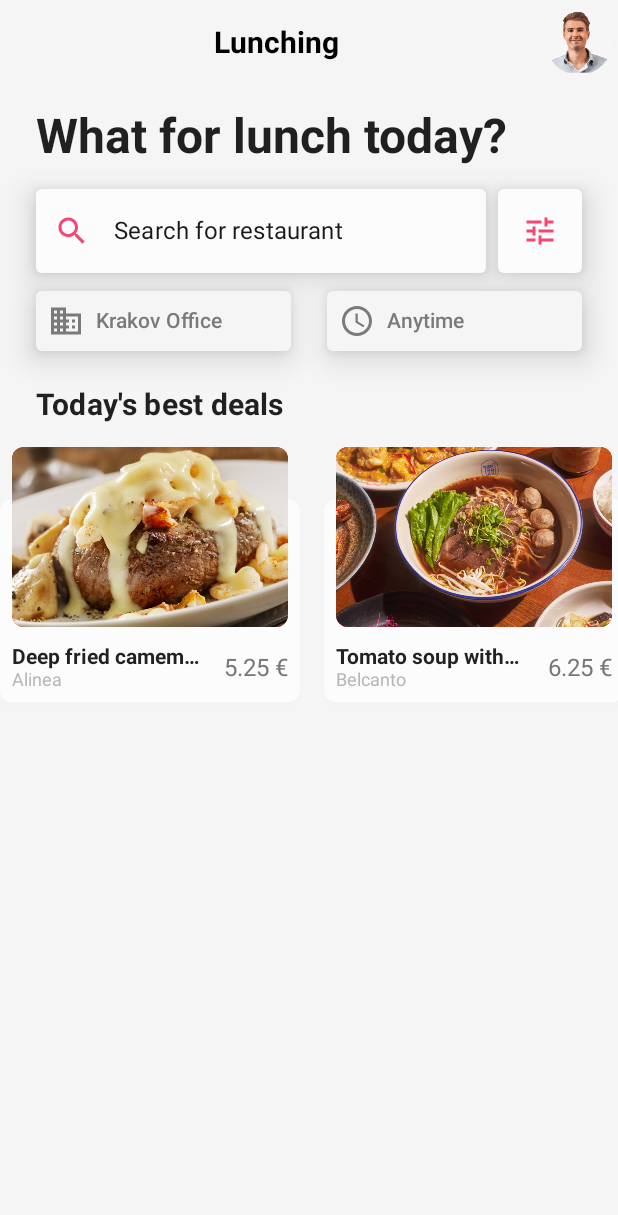
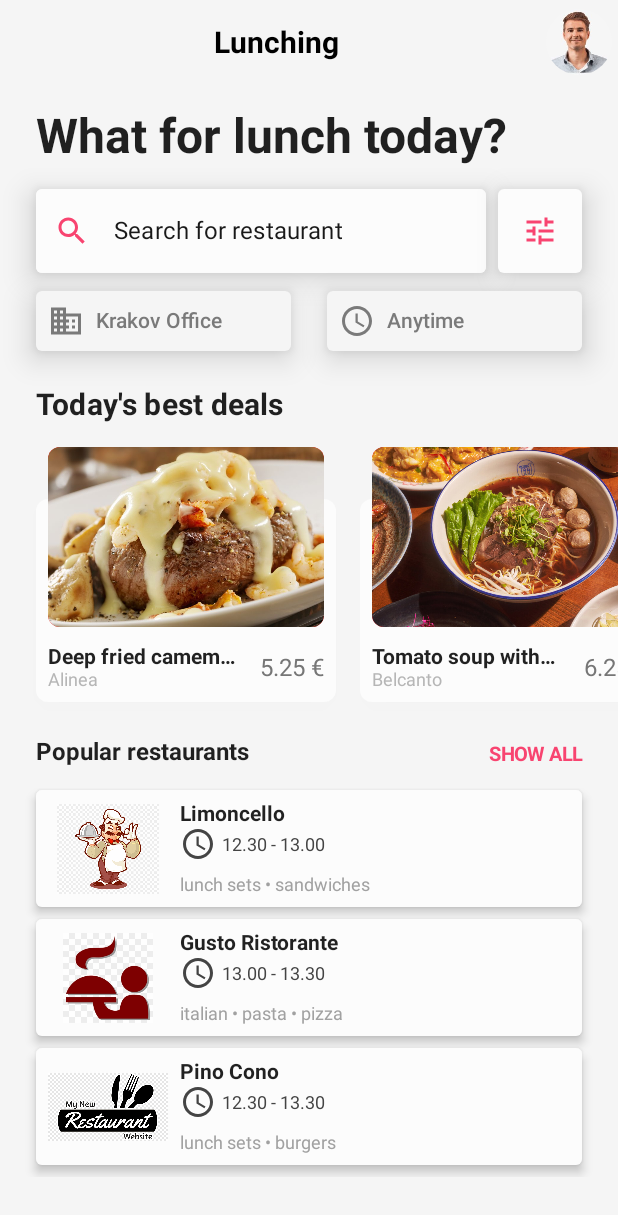
Before and after one commit to erlanamanatov/LunchApp, an Android app built with Jetpack Compose: the screen it shows after launch (MainActivity), on a phone screen of 412 x 824 dp. Shown: the top 1215 px of the screen. Run offline under Robolectric (Android 15) with nearby library versions, the phone set to English and light mode, and no system bars.

Commit message:
Add popular restaurants section

```diff
--- a/app/src/main/java/com/example/lunchapp/ui/screens/mainscreen/MainScreen.kt
+++ b/app/src/main/java/com/example/lunchapp/ui/screens/mainscreen/MainScreen.kt
@@ -11,7 +11,9 @@ import androidx.compose.ui.text.font.FontWeight
 import androidx.compose.ui.unit.dp
 import androidx.compose.ui.unit.sp
 import com.example.lunchapp.domain.data.BestDealsMock
+import com.example.lunchapp.domain.data.RestaurantsMock
 import com.example.lunchapp.ui.screens.mainscreen.components.BestDeals
+import com.example.lunchapp.ui.screens.mainscreen.components.PopularRestaurants
 import com.example.lunchapp.ui.screens.mainscreen.components.SearchComponent
 import com.example.lunchapp.ui.screens.mainscreen.components.TopBar
 import com.example.lunchapp.ui.theme.AppColors
@@ -43,8 +45,15 @@ fun MainScreen(modifier: Modifier = Modifier) {
             )
             Spacer(Modifier.height(24.dp))
             BestDeals(
-                modifier = Modifier.fillMaxWidth(),
+                modifier = Modifier
+                    .fillMaxWidth(),
                 foods = BestDealsMock.data
+            )
+            PopularRestaurants(
+                modifier = Modifier
+                    .fillMaxWidth()
+                    .padding(24.dp),
+                restaurants = RestaurantsMock.data
             )
         }
     }
--- a/app/src/main/java/com/example/lunchapp/ui/screens/mainscreen/components/BestDeals.kt
+++ b/app/src/main/java/com/example/lunchapp/ui/screens/mainscreen/components/BestDeals.kt
@@ -39,10 +39,18 @@ fun BestDeals(
             fontWeight = FontWeight.Bold
         )
         Row(Modifier.horizontalScroll(rememberScrollState())) {
-            for (food in foods) {
-                BestDealItem(food = food)
+            foods.forEachIndexed { index, food ->
+                BestDealItem(
+                    modifier = Modifier.offset(x = 24.dp),
+                    food = food
+                )
                 Spacer(Modifier.width(16.dp))
             }
+            Spacer(Modifier.width(32.dp))
+//            for (food in foods) {
+//                BestDealItem(food = food)
+//                Spacer(Modifier.width(16.dp))
+//            }
         }
     }
 }
@@ -83,7 +91,6 @@ private fun BestDealItem(
                 .height(135.dp)
                 .align(Alignment.BottomCenter),
             shape = RoundedCornerShape(corner),
-            onClick = {},
             backgroundColor = MaterialTheme.colors.surface,
             elevation = 4.dp
         ) {
@@ -109,7 +116,9 @@ private fun BestDealItem(
                             Text(
                                 text = restName,
                                 fontSize = 12.sp,
-                                color = Color(0xFFb6b6b6)
+                                color = Color(0xFFb6b6b6),
+                                maxLines = 1,
+                                overflow = TextOverflow.Ellipsis
                             )
                         }
                     }
--- /dev/null
+++ b/app/src/main/java/com/example/lunchapp/ui/screens/mainscreen/components/PopularRestaurants.kt
@@ -0,0 +1,71 @@
+package com.example.lunchapp.ui.screens.mainscreen.components
+
+import androidx.compose.foundation.layout.*
+import androidx.compose.foundation.rememberScrollState
+import androidx.compose.foundation.verticalScroll
+import androidx.compose.material.MaterialTheme
+import androidx.compose.material.Surface
+import androidx.compose.material.Text
+import androidx.compose.runtime.Composable
+import androidx.compose.ui.Alignment
+import androidx.compose.ui.Modifier
+import androidx.compose.ui.text.font.FontWeight
+import androidx.compose.ui.text.toUpperCase
+import androidx.compose.ui.tooling.preview.Preview
+import androidx.compose.ui.unit.dp
+import androidx.compose.ui.unit.sp
+import com.example.lunchapp.domain.data.RestaurantsMock
+import com.example.lunchapp.model.Restaurant
+import com.example.lunchapp.ui.theme.LunchAppTheme
+import java.util.*
+
+@Composable
+fun PopularRestaurants(
+    modifier: Modifier,
+    restaurants: List<Restaurant>
+) {
+    Column(modifier = modifier.verticalScroll(rememberScrollState())) {
+        Header()
+        Spacer(Modifier.height(16.dp))
+        for (item in restaurants) {
+            RestaurantItem(item = item, modifier = Modifier.fillMaxWidth())
+            Spacer(Modifier.height(8.dp))
+        }
+    }
+}
+
+@Composable
+private fun Header() {
+    Row(
+        Modifier.fillMaxWidth(),
+        horizontalArrangement = Arrangement.SpaceBetween,
+        verticalAlignment = Alignment.Bottom
+    ) {
+        Text(
+            text = "Popular restaurants",
+            fontWeight = FontWeight.Bold,
+            fontSize = 16.sp
+        )
+        Text(
+            text = "show all".uppercase(Locale.getDefault()),
+            color = MaterialTheme.colors.secondary,
+            fontWeight = FontWeight.Bold,
+            fontSize = 13.sp
+        )
+    }
+}
+
+@Preview
+@Composable
+fun PopularRestaurantsPreview() {
+    LunchAppTheme {
+        Surface(color = MaterialTheme.colors.background) {
+            PopularRestaurants(
+                modifier = Modifier
+                    .fillMaxWidth()
+                    .padding(24.dp),
+                restaurants = RestaurantsMock.data
+            )
+        }
+    }
+}
--- /dev/null
+++ b/app/src/main/java/com/example/lunchapp/ui/screens/mainscreen/components/RestaurantItem.kt
@@ -0,0 +1,111 @@
+package com.example.lunchapp.ui.screens.mainscreen.components
+
+import androidx.compose.foundation.Image
+import androidx.compose.foundation.border
+import androidx.compose.foundation.layout.*
+import androidx.compose.foundation.shape.RoundedCornerShape
+import androidx.compose.material.*
+import androidx.compose.material.icons.Icons
+import androidx.compose.material.icons.filled.Schedule
+import androidx.compose.runtime.Composable
+import androidx.compose.ui.Alignment
+import androidx.compose.ui.Modifier
+import androidx.compose.ui.graphics.Color
+import androidx.compose.ui.graphics.vector.ImageVector
+import androidx.compose.ui.layout.ContentScale
+import androidx.compose.ui.res.painterResource
+import androidx.compose.ui.text.font.FontWeight
+import androidx.compose.ui.text.style.TextOverflow
+import androidx.compose.ui.tooling.preview.Preview
+import androidx.compose.ui.unit.dp
+import androidx.compose.ui.unit.sp
+import com.example.lunchapp.R
+import com.example.lunchapp.domain.data.RestaurantsMock
+import com.example.lunchapp.model.Restaurant
+import com.example.lunchapp.ui.theme.LunchAppTheme
+
+@Composable
+fun RestaurantItem(
+    modifier: Modifier = Modifier,
+    item: Restaurant
+) {
+    Card(
+        modifier = modifier,
+        shape = RoundedCornerShape(4.dp),
+        backgroundColor = MaterialTheme.colors.surface,
+        elevation = 4.dp
+    ) {
+        Row(
+            modifier = Modifier.padding(8.dp),
+            verticalAlignment = Alignment.CenterVertically
+        ) {
+            Image(
+                painterResource(id = item.logo),
+                modifier = Modifier
+                    .size(80.dp, 60.dp),
+//                    .border(1.dp, color = Color.Black),
+                contentScale = ContentScale.Inside,
+                contentDescription = ""
+            )
+            RestaurantInfo(
+                modifier = Modifier.weight(1f),
+                restaurant = item
+            )
+        }
+    }
+}
+
+
+@Composable
+private fun RestaurantInfo(
+    modifier: Modifier = Modifier,
+    restaurant: Restaurant
+) {
+    Column(modifier = modifier.padding(start = 8.dp)) {
+        Text(
+            text = restaurant.name,
+            fontWeight = FontWeight.Bold,
+            maxLines = 1,
+            overflow = TextOverflow.Ellipsis,
+            fontSize = 14.sp
+        )
+        Row(verticalAlignment = Alignment.CenterVertically) {
+            Icon(
+                imageVector = Icons.Filled.Schedule,
+                modifier = Modifier.size(24.dp),
+                tint = Color.DarkGray,
+                contentDescription = ""
+            )
+            Text(
+                modifier = Modifier.padding(start = 4.dp),
+                text = restaurant.workingHours,
+                color = Color.DarkGray,
+                fontSize = 12.sp
+            )
+        }
+        val tags = restaurant.tags.joinToString(
+            separator = " • "
+        )
+        Text(
+            modifier = Modifier.padding(top = 8.dp),
+            text = tags,
+            color = Color(0xFFa1a1a1),
+            fontSize = 12.sp
+        )
+    }
+}
+
+@Preview
+@Composable
+fun RestItemPreview() {
+    LunchAppTheme {
+        Surface(color = MaterialTheme.colors.background) {
+            RestaurantItem(
+                modifier = Modifier
+                    .fillMaxWidth()
+                    .padding(24.dp),
+                item = RestaurantsMock.data.first()
+            )
+        }
+    }
+}
```
